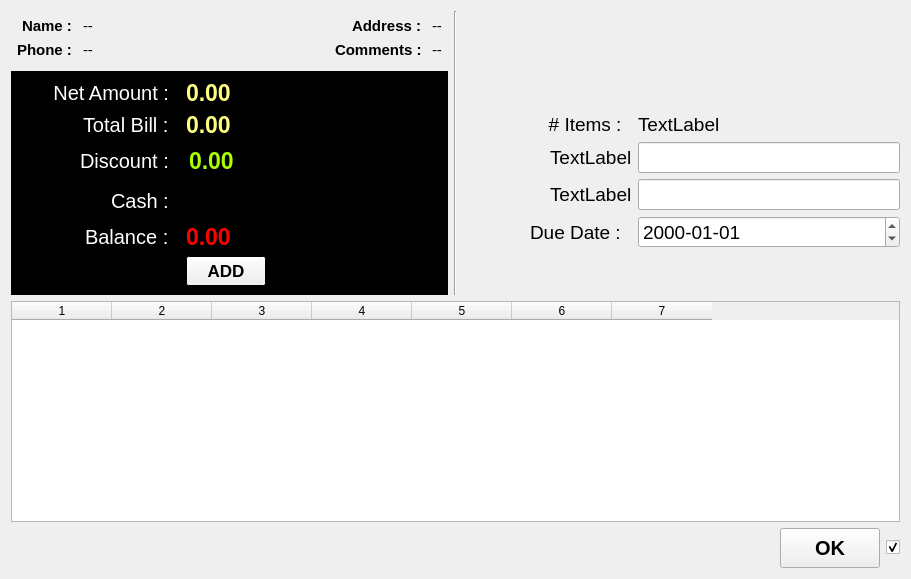
Above: estorecpp/multiplepayment.ui from Watti/estorecpp before the change. Below: the same form after it.
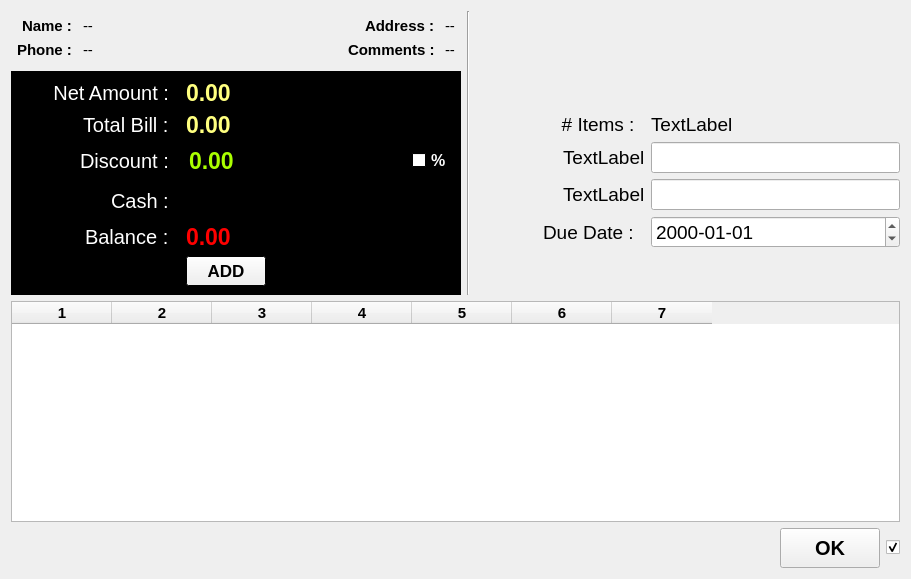
That is the form after the change. Icons and pictures are not drawn.

Commit message: minor changes in single/multiple payment widgets

What changed in the file:
```diff
--- a/estorecpp/multiplepayment.ui
+++ b/estorecpp/multiplepayment.ui
@@ -615,6 +615,8 @@
            </widget>
           </item>
           <item row="2" column="1">
+           <layout class="QHBoxLayout" name="horizontalLayout_7">
+            <item>
            <widget class="QLineEdit" name="discountText">
             <property name="palette">
              <palette>
@@ -692,6 +694,59 @@
             </property>
            </widget>
           </item>
+            <item>
+             <widget class="QCheckBox" name="percentageCB">
+              <property name="palette">
+               <palette>
+                <active>
+                 <colorrole role="WindowText">
+                  <brush brushstyle="SolidPattern">
+                   <color alpha="255">
+                    <red>255</red>
+                    <green>255</green>
+                    <blue>255</blue>
+                   </color>
+                  </brush>
+                 </colorrole>
+                </active>
+                <inactive>
+                 <colorrole role="WindowText">
+                  <brush brushstyle="SolidPattern">
+                   <color alpha="255">
+                    <red>255</red>
+                    <green>255</green>
+                    <blue>255</blue>
+                   </color>
+                  </brush>
+                 </colorrole>
+                </inactive>
+                <disabled>
+                 <colorrole role="WindowText">
+                  <brush brushstyle="SolidPattern">
+                   <color alpha="255">
+                    <red>120</red>
+                    <green>120</green>
+                    <blue>120</blue>
+                   </color>
+                  </brush>
+                 </colorrole>
+                </disabled>
+               </palette>
+              </property>
+              <property name="font">
+               <font>
+                <pointsize>12</pointsize>
+                <weight>75</weight>
+                <bold>true</bold>
+               </font>
+              </property>
+              <property name="text">
+               <string>%</string>
+              </property>
+             </widget>
+            </item>
+           </layout>
+          </item>
           <item row="3" column="0">
            <widget class="QLabel" name="paymentType">
             <property name="palette">
@@ -1372,6 +1427,13 @@
     <layout class="QVBoxLayout" name="verticalLayout_2">
      <item>
       <widget class="QTableWidget" name="tableWidget">
+       <property name="font">
+        <font>
+         <pointsize>11</pointsize>
+         <weight>75</weight>
+         <bold>true</bold>
+        </font>
+       </property>
        <property name="columnCount">
         <number>7</number>
        </property>
```
Lines whose indentation alone changed are shown as unchanged. The commit also changes 4 other files.
